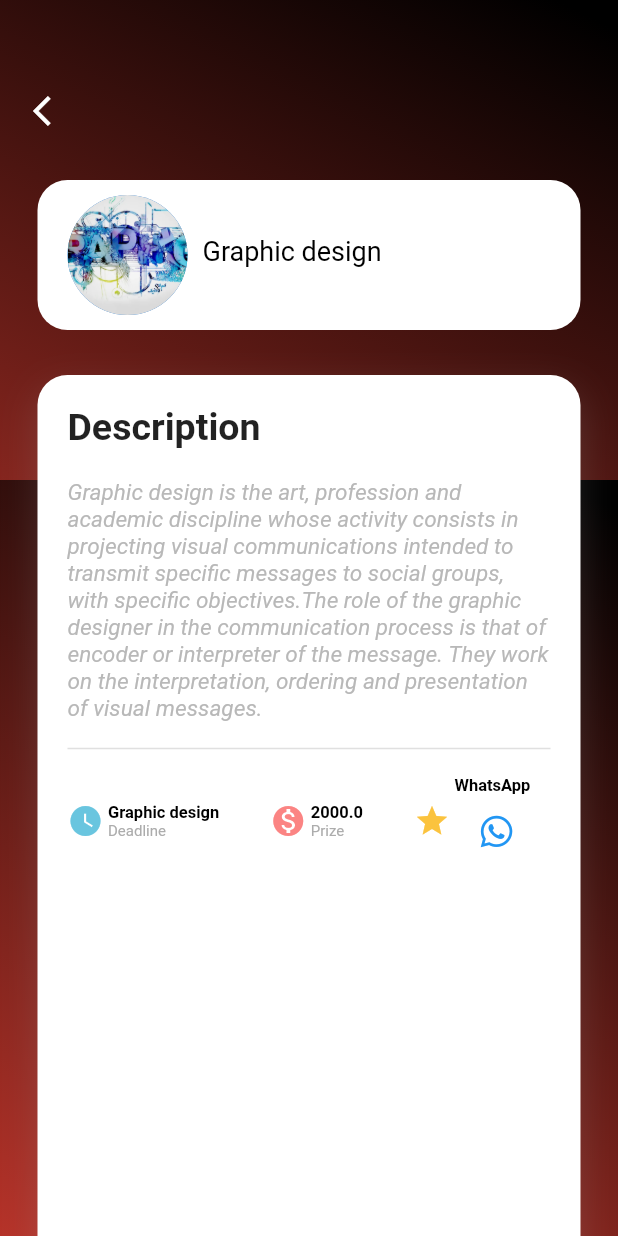
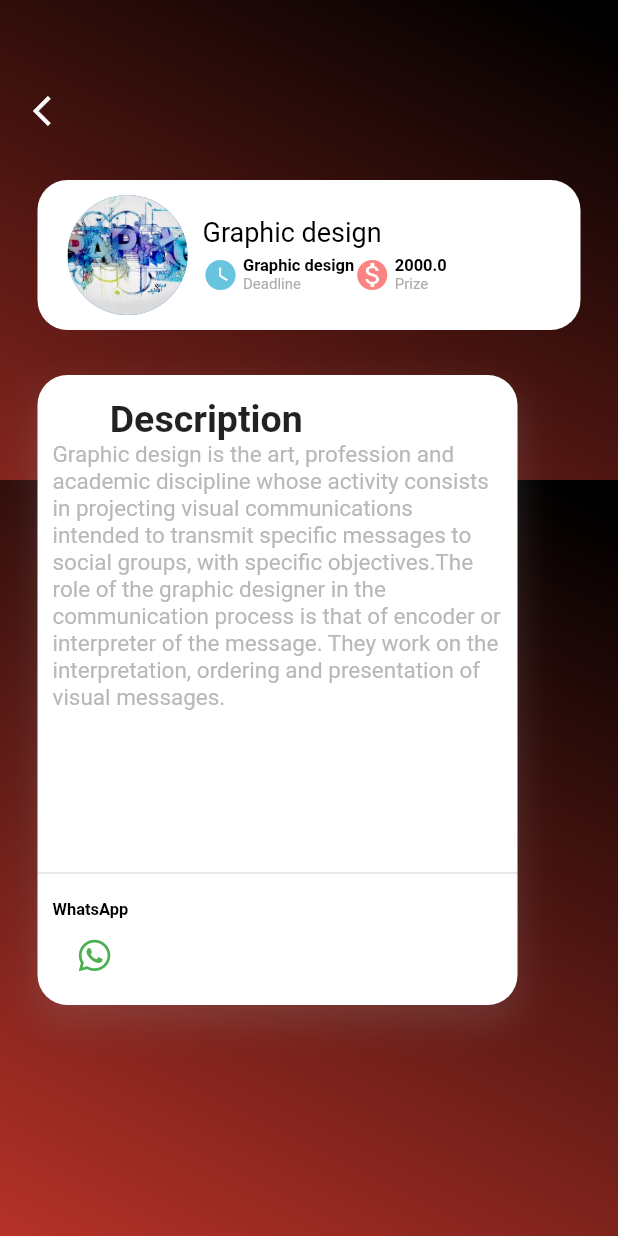
Before and after one commit to TheMicroTecHub/zai_system, a Flutter app: the DetailPage screen opened directly with empty values, on a phone screen of 412 x 824 dp. Run offline on Flutter 3.47's test engine with Material 2 defaults, Android fonts, the phone set to English and light mode, and no system bars; our stand-ins replace animated_splash_screen, curved_navigation_bar, flutter_image_slideshow, font_awesome_flutter, get, pin_code_fields.

Commit message:
course and detail page

```diff
--- a/lib/View/Courses_Page.dart
+++ b/lib/View/Courses_Page.dart
@@ -127,7 +127,12 @@ class Courses extends StatelessWidget {
           itemCount: data.length,
           separatorBuilder: (BuildContext context, int index) => Divider(color: Colors.white),
           itemBuilder: (BuildContext context, int index) {
-            return Column(
+            return TextButton(
+                onPressed: (){
+                  int id = data[index].id;
+                  Get.to(DetailPage(id: id));
+                },
+                child: Column(
               children: [
                 SizedBox(height: 8,),
                 Row(children: [
@@ -168,19 +173,16 @@ class Courses extends StatelessWidget {
                 Row(children: [
                   SizedBox(width: 270,),
 
-                  TextButton(onPressed: (){
-                    int id = data[index].id;
-                    Get.to(DetailPage(id: id));
-                  }, child: SizedBox(
+                  SizedBox(
                     width: 50,
                     height: 50,
                     child: Text('More', style: TextStyle(fontSize: 16, fontWeight: FontWeight.bold,color: Colors.red),),
 
-                  ),)
+                  ),
 
                 ]),
-              ],
-            );
+                SizedBox(height: 7,), ],
+            ));
           },
         ))
     )]
--- a/lib/View/detail_course.dart
+++ b/lib/View/detail_course.dart
@@ -103,88 +103,6 @@ class _DetailPageState extends State<DetailPage> {
                           SizedBox(
                             height: 5,
                           ),
-
-                        ],
-                      ),
-                      Expanded(child: Container()),
-
-                    ],
-                  ),
-                ),
-              ),
-            ),
-            Positioned(
-              top: 320,
-              left: 0,
-              width: width,
-              height: height,
-              child: Container(
-                width: 80,
-                height: 80,
-                decoration: BoxDecoration(
-                gradient: LinearGradient(
-                  colors: [Colors.black, Colors.red],
-                  begin: FractionalOffset(0.9,0.0),
-                  end: FractionalOffset(0.0,0.9),
-                  stops: [0.0,1.0],
-                ),)
-              ),
-            ),
-            Positioned(
-              top: 250,
-              left: 0,
-              width: width,
-              height: MediaQuery.of(context).size.height,
-
-                child: Container(
-                margin: const EdgeInsets.only(left: 25, right: 25),
-                width: width,
-                height: MediaQuery.of(context).size.height,
-                decoration: BoxDecoration(
-                    borderRadius: BorderRadius.circular(20),
-                   color: Colors.white,
-                    boxShadow: [
-                      BoxShadow(
-                          blurRadius: 20,
-                          spreadRadius: 1,
-                          offset: Offset(0, 10),
-                          color: Colors.grey.withOpacity(0.2))
-                    ]),
-                child:
-                     Container(
-                      margin: const EdgeInsets.only(
-                          left: 20, top: 20, bottom: 20, right: 20),
-                      child: Column(
-                        children: [
-                          Container(
-                              child: Row(
-                                children: [
-                                  Text(
-                                    "Description",
-                                    style: TextStyle(
-                                        fontSize: 25, fontWeight: FontWeight.bold),
-                                  ),
-                                  Expanded(child: Container())
-                                ],
-                              )),
-                          SizedBox(height: 20),
-                          Container(
-                            width: width,
-                            child: Text(
-                              data[id].description,
-                              style:
-                              TextStyle(fontSize: 15, color: Color(0xFFb8b8b8),fontStyle: FontStyle.italic),
-                            ),
-                          ),
-                          SizedBox(
-                            height: 10,
-                          ),
-                          Divider(
-                            thickness: 1.0,
-                          ),
-                          SizedBox(
-                            height: 10,
-                          ),
                           Row(
                             mainAxisAlignment: MainAxisAlignment.spaceBetween,
                             children: [
@@ -243,13 +161,85 @@ class _DetailPageState extends State<DetailPage> {
                                   )
                                 ],
                               ),
+
+                            ],
+                          ),
+                        ],
+                      ),
+                      Expanded(child: Container()),
+
+                    ],
+                  ),
+                ),
+              ),
+            ),
+            Positioned(
+              top: 320,
+              left: 0,
+              width: width,
+              height: height,
+              child: Container(
+                width: 80,
+                height: 80,
+                decoration: BoxDecoration(
+                gradient: LinearGradient(
+                  colors: [Colors.black, Colors.red],
+                  begin: FractionalOffset(0.9,0.0),
+                  end: FractionalOffset(0.0,0.9),
+                  stops: [0.0,1.0],
+                ),)
+              ),
+            ),
+         Positioned(
+             top: 250,
+             left: 0,
+             child: Container(
+                 margin: const EdgeInsets.only(left: 25, right: 20),
+                 decoration: BoxDecoration(
+                     borderRadius: BorderRadius.circular(20),
+                     color: Colors.white,
+                     boxShadow: [
+                       BoxShadow(
+                           blurRadius: 20,
+                           spreadRadius: 1,
+                           offset: Offset(0, 10),
+                           color: Colors.grey.withOpacity(0.2))
+                     ]),
+           height: 420,
+           width: 320,
+           child:Column(
+          children:[
+            SizedBox(height: 10,),
+            Padding(padding: EdgeInsets.fromLTRB(5, 5, 100, 0),
+             child: Text(
+              "Description",
+              style: TextStyle(
+                  fontSize: 25, fontWeight: FontWeight.bold),
+            ),),
+           Container(
+             height: 270,
+             width: 300,
+             margin: const EdgeInsets.only(left: 10, right: 10),
+             child:  SingleChildScrollView(
+             child: Text(
+               data[id].description,
+               style:
+               TextStyle(fontSize: 15, color: Color(0xFFb8b8b8),fontStyle: FontStyle.normal),
+             ),
+           ),),
+            SizedBox(
+              height: 10,
+            ),
+            Divider(
+              thickness: 1.0,
+            ),
+            SizedBox(
+              height: 10,
+            ),
             Row(
               mainAxisAlignment: MainAxisAlignment.start,
               children: [
-                                  Icon(Icons.star, color: Color(0xFFfbc33e)),
-                                  SizedBox(
-                                    width: 3,
-                                  ),
+                SizedBox(width: 10,),
                 Column(
                   crossAxisAlignment: CrossAxisAlignment.start,
                   mainAxisAlignment: MainAxisAlignment.center,
@@ -265,20 +255,16 @@ class _DetailPageState extends State<DetailPage> {
                       onPressed: () => {
                         launchWhatsApp(phone: 03332959077, message: 'Hello'),
                       }, icon: FaIcon(
-                                      FontAwesomeIcons.whatsapp
+                      FontAwesomeIcons.whatsapp,
+                      color: Colors.green,
                     ), label: Text(''),
                     )
                   ],
                 )
               ],
-                              )
-                            ],
-                          )
-                        ],
             ),
-                    )),
-
-              ),
+          ])
+         ))
 
 
             //))
```
Also changed, not shown: 1 other file. Lines whose indentation alone changed are shown as unchanged.
